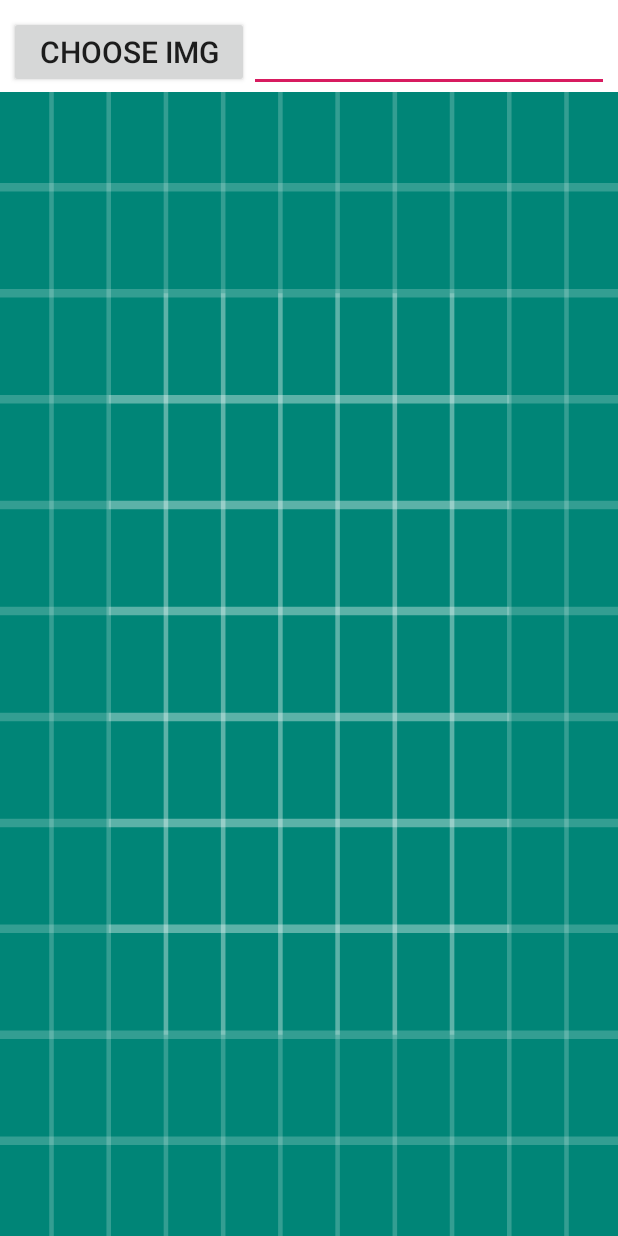
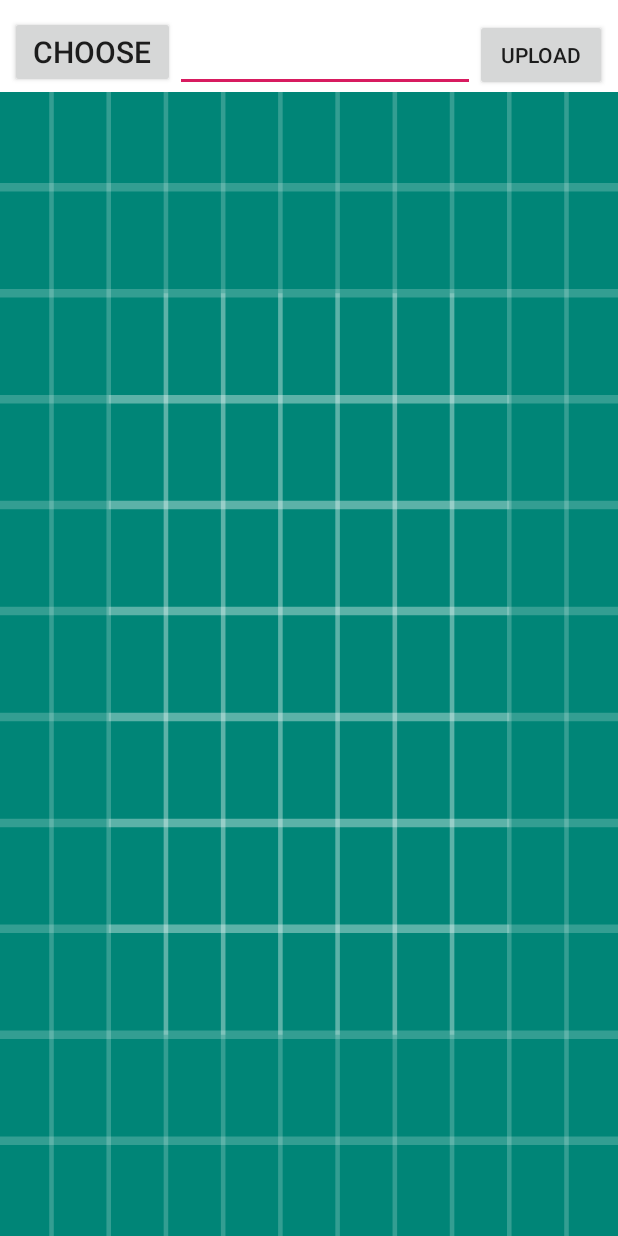
Before and after one commit to iharnoor/ImageSelector, an Android app: the screen it shows after launch (MainActivity), on a phone screen of 412 x 824 dp. Run offline under Robolectric (Android 15) with nearby library versions, the phone set to English and light mode, and no system bars.

Commit message:
project done

```diff
--- a/app/src/main/java/com/example/imageselector/MainActivity.java
+++ b/app/src/main/java/com/example/imageselector/MainActivity.java
@@ -13,8 +13,11 @@ import android.os.Bundle;
 import android.provider.MediaStore;
 import android.support.v4.app.ActivityCompat;
 import android.support.v4.content.ContextCompat;
+import android.view.Menu;
+import android.view.MenuItem;
 import android.view.View;
 import android.widget.Button;
+import android.widget.EditText;
 import android.widget.ImageView;
 import android.widget.Toast;
 
@@ -27,16 +30,23 @@ public class MainActivity extends Activity {
     private static final int PICK_IMAGE = 1;
     private static final int MULTIPLE_PERMISSIONS = 10; // code you want.
 
+    public static Rect currentRect = new Rect(0, 0, 0, 0);
+    public static ArrayList<ImageRecord> imageData = new ArrayList<>();
+
+
     private String[] permissions = new String[]{
             Manifest.permission.READ_EXTERNAL_STORAGE};
 
     private Button btnChooseImg;
+    private Button btnUpload;
     private ImageView imageView;
+    private EditText etImageInfo;
 
     @Override
     protected void onCreate(Bundle savedInstanceState) {
         super.onCreate(savedInstanceState);
         setContentView(R.layout.activity_main);
+        setTheme(android.R.style.Theme_Holo);
 
 
         if (checkPermissions()) {
@@ -56,28 +66,29 @@ public class MainActivity extends Activity {
         }
 
         btnChooseImg = findViewById(R.id.btnChooseImg);
+        btnUpload = findViewById(R.id.btnUpload);
         imageView = findViewById(R.id.image);
+        etImageInfo = findViewById(R.id.etImageInfo);
 
         btnChooseImg.setOnClickListener(
                 new View.OnClickListener() {
                     @Override
                     public void onClick(View v) {
-//                        Intent getIntent = new Intent(Intent.ACTION_GET_CONTENT);
-//                        getIntent.setType("image/*");
-//
-//                        Intent pickIntent = new Intent(Intent.ACTION_PICK, android.provider.MediaStore.Images.Media.EXTERNAL_CONTENT_URI);
-//                        pickIntent.setType("image/*");
-//
-//                        Intent chooserIntent = Intent.createChooser(getIntent, "Select Image");
-//                        chooserIntent.putExtra(Intent.EXTRA_INITIAL_INTENTS, new Intent[]{pickIntent});
-//
-//                        startActivityForResult(chooserIntent, PICK_IMAGE);
                         Intent photoPickerIntent = new Intent(Intent.ACTION_PICK);
                         photoPickerIntent.setType("image/*");
                         startActivityForResult(photoPickerIntent, PICK_IMAGE);
                     }
                 }
         );
+
+        btnUpload.setOnClickListener(new View.OnClickListener() {
+            @Override
+            public void onClick(View v) {
+                ImageRecord imageRecord = new ImageRecord(currentRect, etImageInfo.getText().toString());
+                imageData.add(imageRecord);
+                Toast.makeText(MainActivity.this, "DataBase Data: " + imageData.toString(), Toast.LENGTH_SHORT).show();
+            }
+        });
     }
 
     private boolean checkPermissions() {
@@ -98,7 +109,6 @@ public class MainActivity extends Activity {
 
     @Override
     protected void onActivityResult(int requestCode, int resultCode, Intent data) {
-
         // Here we need to check if the activity that was triggers was the Image Gallery.
         // If it is the requestCode will match the LOAD_IMAGE_RESULTS value.
         // If the resultCode is RESULT_OK and there is some data we know that an image was picked.
@@ -117,11 +127,25 @@ public class MainActivity extends Activity {
 
             imageView.setImageBitmap(bitmap);
 
-            // Do something with the bitmap
-
-
-            // At the end remember to close the cursor or you will end with the RuntimeException!
             cursor.close();
         }
     }
+
+    @Override
+    public boolean onCreateOptionsMenu(Menu menu) {
+        getMenuInflater().inflate(R.menu.mymenu, menu);
+        return super.onCreateOptionsMenu(menu);
+    }
+
+    // handle button activities
+    @Override
+    public boolean onOptionsItemSelected(MenuItem item) {
+        int id = item.getItemId();
+
+        if (id == R.id.mybutton) {
+            // do something here
+            Toast.makeText(this, "Button Works", Toast.LENGTH_SHORT).show();
+        }
+        return super.onOptionsItemSelected(item);
+    }
 }
--- a/app/src/main/res/layout/activity_main.xml
+++ b/app/src/main/res/layout/activity_main.xml
@@ -16,18 +16,25 @@
         android:weightSum="2">
 
         <Button
-            android:layout_width="160dp"
+            android:id="@+id/btnChooseImg"
+            android:layout_width="110dp"
             android:layout_height="wrap_content"
-            android:id="@+id/btnChooseImg"
-            android:text="Choose img"
+            android:text="Choose"
             android:textSize="20dp" />
 
         <EditText
             android:id="@+id/etImageInfo"
-            android:layout_width="240dp"
+            android:layout_width="200dp"
             android:layout_height="wrap_content"
             android:inputType="text|textMultiLine"
             android:textSize="30dp" />
+
+        <Button
+            android:id="@+id/btnUpload"
+            android:layout_width="wrap_content"
+            android:layout_height="wrap_content"
+            android:text="upload" />
+
     </LinearLayout>
 
     <ImageView
@@ -40,8 +47,8 @@
 
     <com.example.imageselector.DragRectView
         android:id="@+id/dragRect"
-        android:layout_below="@+id/ll1"
         android:layout_width="match_parent"
-        android:layout_height="match_parent" />
+        android:layout_height="match_parent"
+        android:layout_below="@+id/ll1" />
 
 </RelativeLayout>
--- /dev/null
+++ b/app/src/main/res/menu/mymenu.xml
@@ -0,0 +1,9 @@
+<?xml version="1.0" encoding="utf-8"?>
+<menu xmlns:android="http://schemas.android.com/apk/res/android"
+    xmlns:app="http://schemas.android.com/apk/res-auto">
+    <item
+        android:id="@+id/mybutton"
+        android:title="Submit"
+        app:showAsAction="always"
+        />
+</menu>
```
Also changed, not shown: app/src/main/java/com/example/imageselector/DragRectView.java (+5 -2 lines), app/src/main/java/com/example/imageselector/ImageRecord.java (added, +37 -0 lines), 5 other files.
